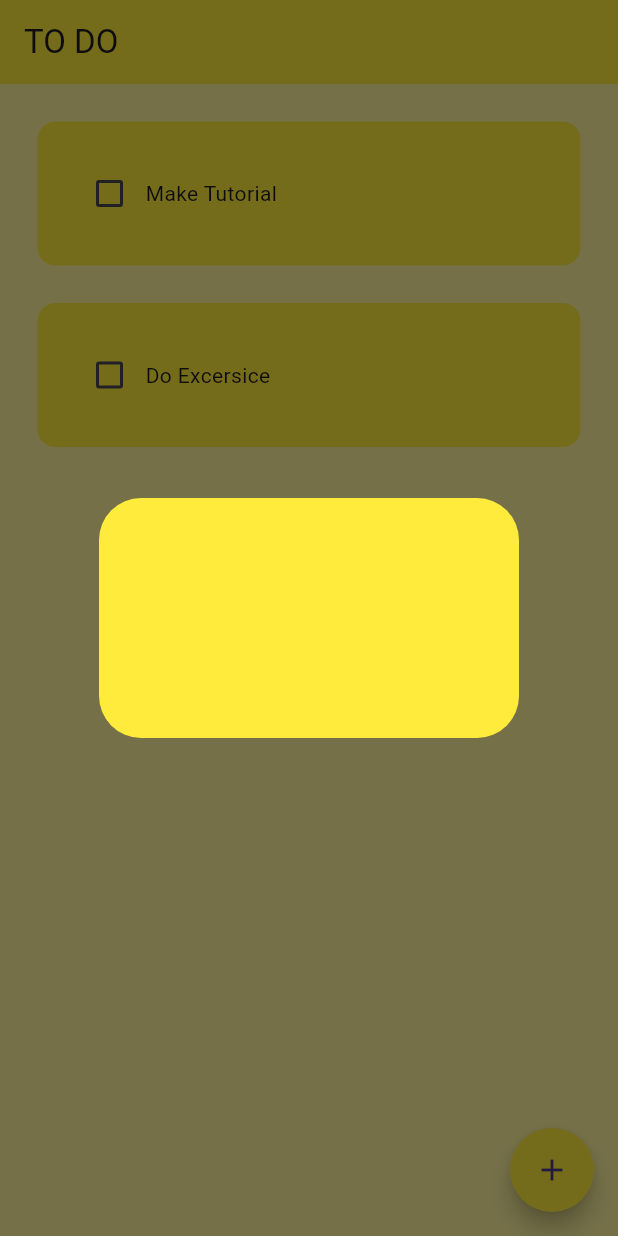
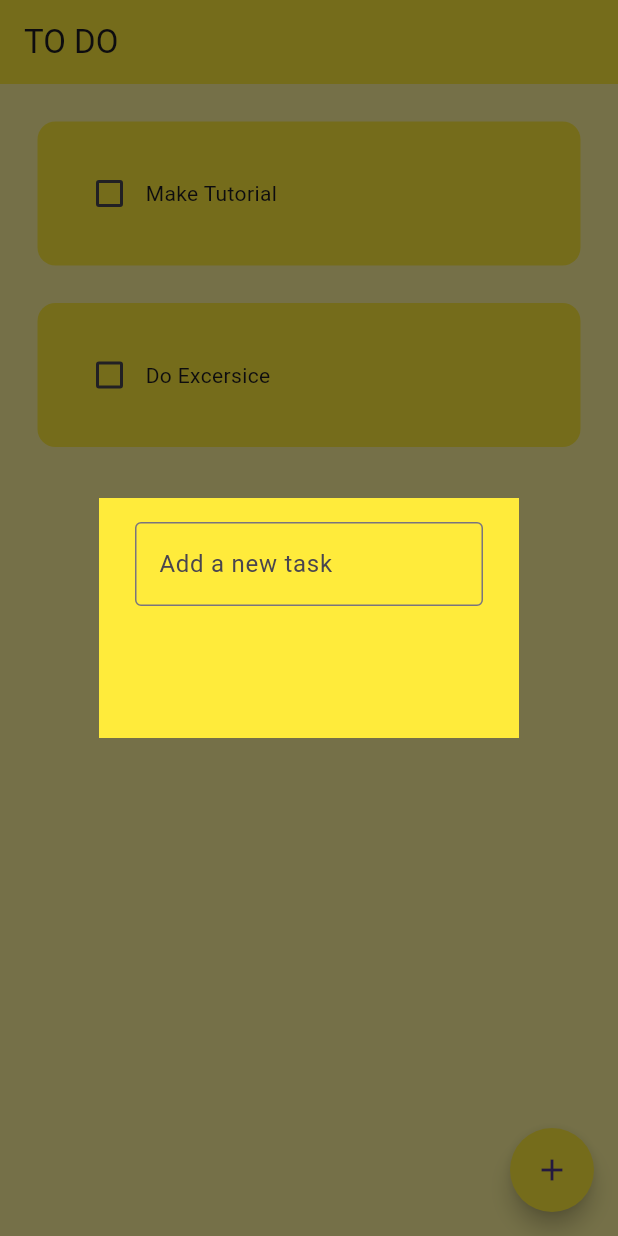
Before and after one commit to techmornach/omnitodo, a Flutter app: the screen it shows after launch, after a tap on the "add" icon, on a phone screen of 412 x 824 dp. Run offline on Flutter 3.47's test engine with Material 3 defaults, Android fonts, the phone set to English and light mode, and no system bars.

Commit message:
1 Sept 2024, 21:35

```diff
--- a/lib/util/dialog_box.dart
+++ b/lib/util/dialog_box.dart
@@ -7,10 +7,17 @@ class DialogBox extends StatelessWidget {
   Widget build(BuildContext context) {
     return AlertDialog(
       backgroundColor: Colors.yellow,
+      shape: ContinuousRectangleBorder(),
       content: Container(
-        decoration:
-            const BoxDecoration(borderRadius: BorderRadius.all(Radius.zero)),
         height: 120,
+        child: Column(
+          children: [
+            TextField(
+              decoration: InputDecoration(
+                  border: OutlineInputBorder(), hintText: "Add a new task"),
+            )
+          ],
+        ),
       ),
     );
   }
```
